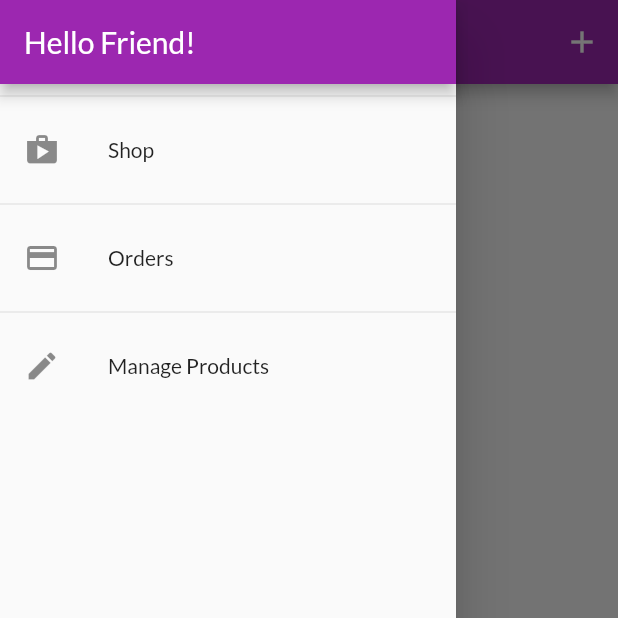
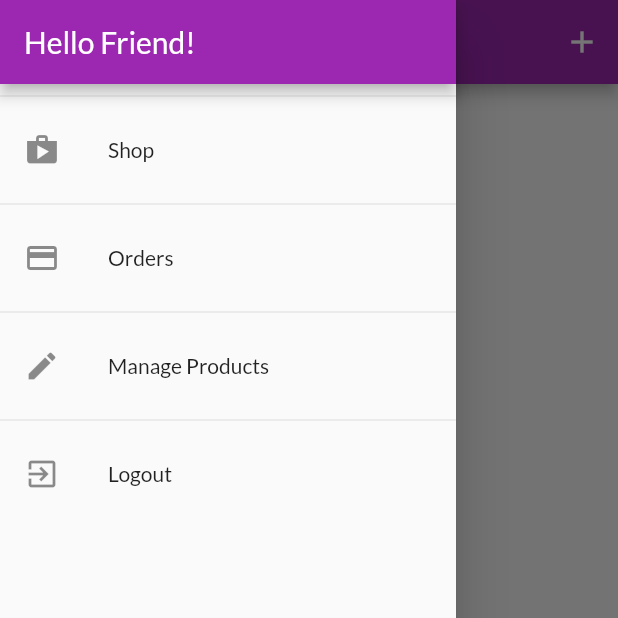
Before and after one commit to pit304/flutter_shop, a Flutter app: the UserProductsScreen screen opened by its route, with the side drawer open, on a phone screen of 412 x 824 dp, the top half of it. Run offline on Flutter 3.47's test engine with Material 2 defaults, Android fonts, the phone set to English and light mode, and no system bars; our stand-ins replace shared_preferences; accounts and stored records are empty; network calls fail.

Commit message:
section 11: complete

```diff
--- a/lib/providers/orders.dart
+++ b/lib/providers/orders.dart
@@ -30,7 +30,7 @@ class Orders with ChangeNotifier {
   }
 
   Future<void> addOrder(List<CartItem> cartProducts, double total) async {
-    final url = 'https://flutter-shop-7adb4.firebaseio.com/userOrders/$_userId.json?auth=$_authToken';
+    final url = 'https://flutter-shop-7adb4.firebaseio.com/orders/$_userId.json?auth=$_authToken';
     final timestamp = DateTime.now();
     try {
       final response = await http.post(
@@ -64,7 +64,7 @@ class Orders with ChangeNotifier {
   }
 
   Future<void> fetchAndSetOrders() async {
-    final url = 'https://flutter-shop-7adb4.firebaseio.com/userOrders/$_userId.json?auth=$_authToken';
+    final url = 'https://flutter-shop-7adb4.firebaseio.com/orders/$_userId.json?auth=$_authToken';
     try {
       final response = await http.get(url);
       final extractedData = json.decode(response.body) as Map<String, dynamic>;
--- a/lib/screens/user_products_screen.dart
+++ b/lib/screens/user_products_screen.dart
@@ -10,12 +10,12 @@ class UserProductsScreen extends StatelessWidget {
   static const routeName = '/user-products';
 
   Future<void> _refreshProducts(BuildContext context) async {
-    await Provider.of<Products>(context, listen: false).fetchAndSetProducts(true);
+    await Provider.of<Products>(context, listen: false)
+        .fetchAndSetProducts(true);
   }
 
   @override
   Widget build(BuildContext context) {
-    final productsData = Provider.of<Products>(context);
     return Scaffold(
       appBar: AppBar(
         title: const Text('Your Products'),
@@ -28,9 +28,15 @@ class UserProductsScreen extends StatelessWidget {
         ],
       ),
       drawer: AppDrawer(),
-      body: RefreshIndicator(
+      body: FutureBuilder(
+        future: _refreshProducts(context),
+        builder: (ctx, snapshot) =>
+            snapshot.connectionState == ConnectionState.waiting
+                ? Center(child: CircularProgressIndicator())
+                : RefreshIndicator(
                     onRefresh: () => _refreshProducts(context),
-        child: Padding(
+                    child: Consumer<Products>(
+                      builder: (ctx, productsData, _) => Padding(
                         padding: EdgeInsets.all(8),
                         child: ListView.builder(
                           itemCount: productsData.items.length,
@@ -47,6 +53,8 @@ class UserProductsScreen extends StatelessWidget {
                         ),
                       ),
                     ),
+                  ),
+      ),
     );
   }
 }
--- a/lib/widgets/app_drawer.dart
+++ b/lib/widgets/app_drawer.dart
@@ -1,5 +1,7 @@
 import 'package:flutter/material.dart';
+import 'package:provider/provider.dart';
 
+import '../providers/auth.dart';
 import '../screens/user_products_screen.dart';
 import '../screens/orders_screen.dart';
 
@@ -39,6 +41,16 @@ class AppDrawer extends StatelessWidget {
                   .pushReplacementNamed(UserProductsScreen.routeName);
             },
           ),
+          Divider(),
+          ListTile(
+            leading: Icon(Icons.exit_to_app),
+            title: Text('Logout'),
+            onTap: () {
+              Navigator.of(context).pop();
+              Navigator.of(context).pushReplacementNamed('/');
+              Provider.of<Auth>(context, listen: false).logout();
+            },
+          ),
         ],
       ),
     );
--- a/pubspec.yaml
+++ b/pubspec.yaml
@@ -22,6 +22,7 @@ dependencies:
   provider: ^4.0.4
   intl: ^0.16.1
   http: ^0.12.0+4
+  shared_preferences: ^0.5.6+2
 
   # The following adds the Cupertino Icons font to your application.
   # Use with the CupertinoIcons class for iOS style icons.
```
Also changed, not shown: lib/main.dart (+11 -1 lines), lib/providers/auth.dart (+50 -2 lines), lib/screens/splash_screen.dart (added, +12 -0 lines), pubspec.lock. Lines whose indentation alone changed are shown as unchanged.
